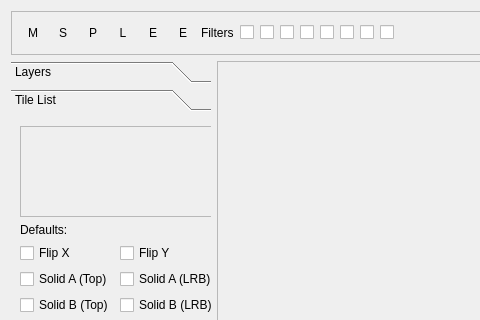
RSDKModding/RetroED, file RetroEDv2/tools/sceneeditorv5.ui: the form before one commit; both pictures show x 0 to 480 and y 0 to 320 of the 963 by 513 pixel window.
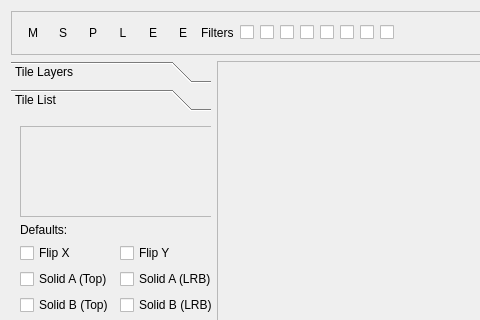
The form after the commit. The open tabs and pages were chosen to show the change. Icons and pictures are not drawn.

Diff of the .ui file:
```diff
--- a/RetroEDv2/tools/sceneeditorv5.ui
+++ b/RetroEDv2/tools/sceneeditorv5.ui
@@ -636,7 +636,7 @@
        </rect>
       </property>
       <attribute name="label">
-       <string>Layers</string>
+       <string>Tile Layers</string>
       </attribute>
       <layout class="QGridLayout" name="gridLayout_3">
        <item row="1" column="4">
```
Left out of the diff: 181 changed lines with no effect on the pictures.
